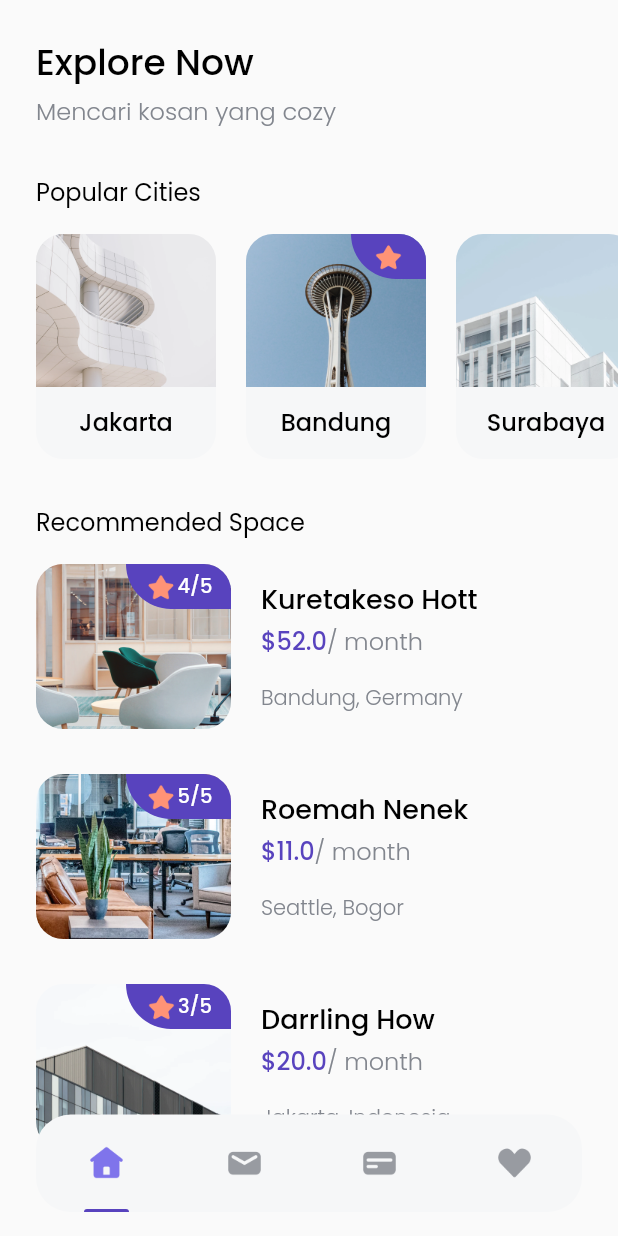
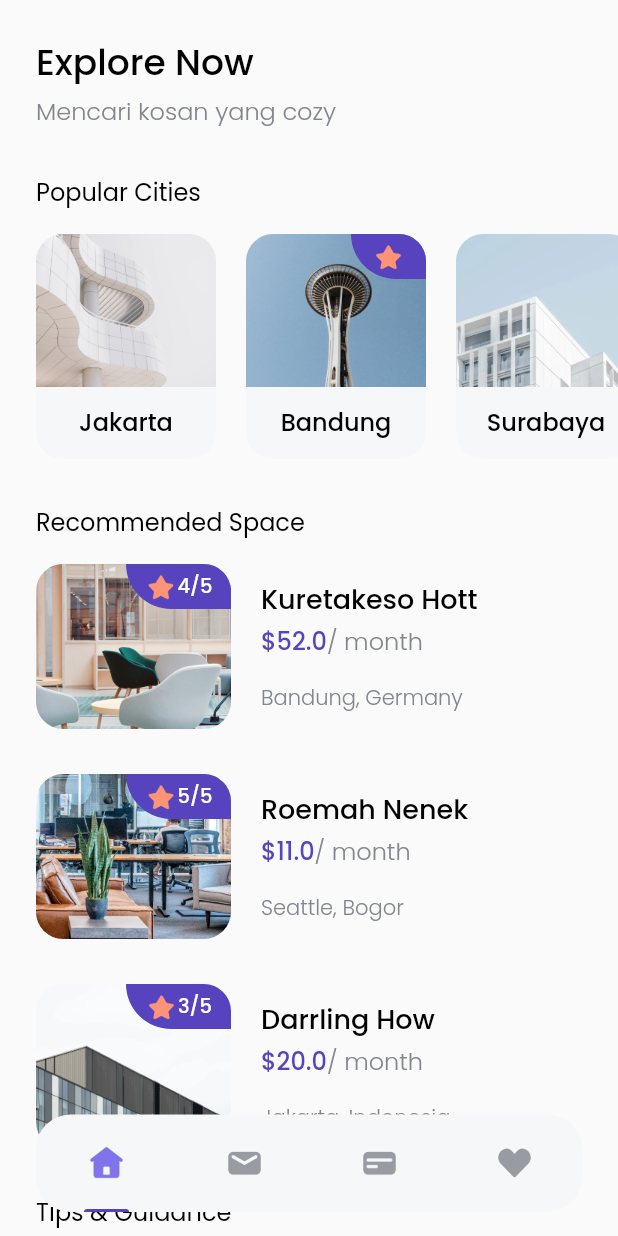
Before and after one commit to darmawan21/flutter-bwa-cozy, a Flutter app: the HomePage screen opened directly, on a phone screen of 412 x 824 dp. Run offline on Flutter 3.47's test engine with Material 2 defaults, Android fonts, the phone set to English and light mode, and no system bars; our stand-ins replace google_fonts.

Commit message:
remove padding and add sizebox in home page

```diff
--- a/lib/pages/home_page.dart
+++ b/lib/pages/home_page.dart
@@ -16,13 +16,12 @@ class HomePage extends StatelessWidget {
     return Scaffold(
       body: SafeArea(
         // bottom: false, if you use iphone
-        child: Padding(
-          padding: EdgeInsets.symmetric(
-            vertical: edge,
-          ),
-          // NOTE: Title
         child: ListView(
           children: [
+            SizedBox(
+              height: edge,
+            ),
+            // NOTE: TITLE/HEADER
             Padding(
               padding: EdgeInsets.only(
                 left: edge,
@@ -225,7 +224,6 @@ class HomePage extends StatelessWidget {
           ],
         ),
       ),
-      ),
       floatingActionButton: Container(
         height: 65,
         width: MediaQuery.of(context).size.width - (2 * edge),
```
Lines whose indentation alone changed are shown as unchanged.
